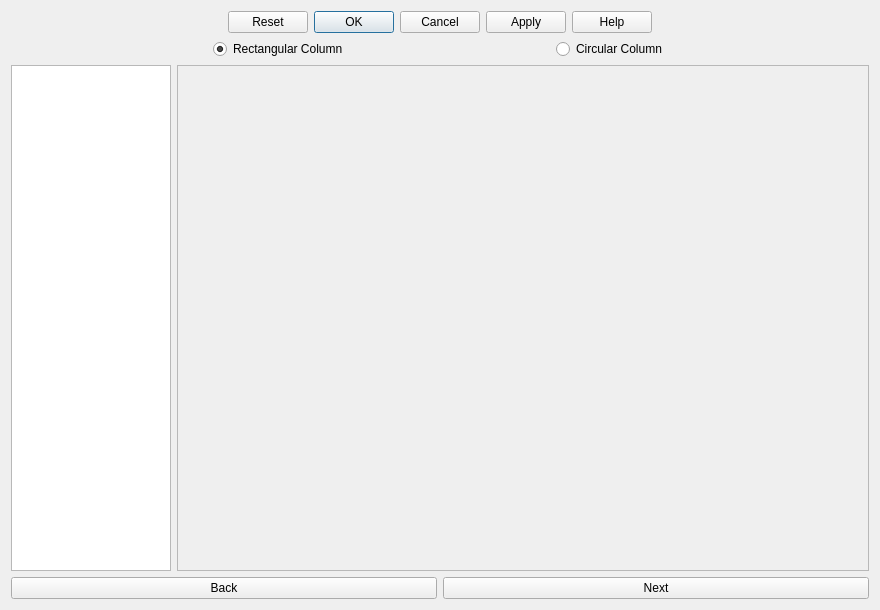
First picture: the form in ColumnReinforcement/MainColumnReinforcement.ui, repository amrit3701/FreeCAD-Reinforcement, before the edit.
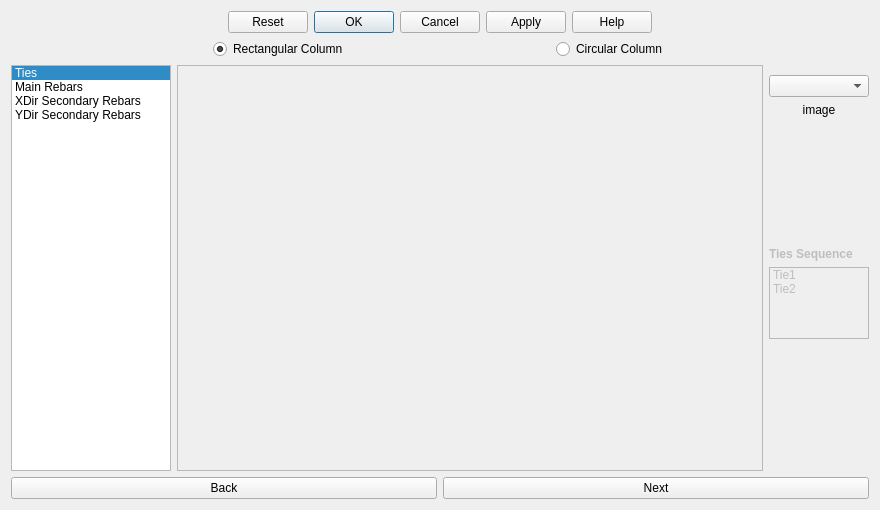
Second picture: the form after the edit. Custom widgets are drawn as their Qt base class.

Commit message:
Fix stylesheet issue in column reinforcement dialog
And refactor gui of column reinforcement

```diff
--- a/ColumnReinforcement/MainColumnReinforcement.ui
+++ b/ColumnReinforcement/MainColumnReinforcement.ui
@@ -7,7 +7,7 @@
     <x>0</x>
     <y>0</y>
     <width>880</width>
-    <height>610</height>
+    <height>510</height>
    </rect>
   </property>
   <property name="sizePolicy">
@@ -26,56 +26,15 @@
    <string>Dialog</string>
   </property>
   <layout class="QGridLayout" name="gridLayout">
-   <item row="2" column="0">
-    <layout class="QHBoxLayout" name="listStackedWidgetHorizontalLayout">
-     <property name="sizeConstraint">
-      <enum>QLayout::SetDefaultConstraint</enum>
+   <item row="0" column="0">
+    <widget class="QDialogButtonBox" name="standardButtonBox">
+     <property name="standardButtons">
+      <set>QDialogButtonBox::Apply|QDialogButtonBox::Cancel|QDialogButtonBox::Help|QDialogButtonBox::Ok|QDialogButtonBox::Reset</set>
      </property>
-     <item>
-      <widget class="QListWidget" name="rebars_listWidget">
-       <property name="enabled">
+     <property name="centerButtons">
         <bool>true</bool>
        </property>
-       <property name="sizePolicy">
-        <sizepolicy hsizetype="Preferred" vsizetype="Preferred">
-         <horstretch>0</horstretch>
-         <verstretch>0</verstretch>
-        </sizepolicy>
-       </property>
-       <property name="minimumSize">
-        <size>
-         <width>160</width>
-         <height>0</height>
-        </size>
-       </property>
-       <property name="horizontalScrollBarPolicy">
-        <enum>Qt::ScrollBarAsNeeded</enum>
-       </property>
-       <property name="sizeAdjustPolicy">
-        <enum>QAbstractScrollArea::AdjustToContents</enum>
-       </property>
-       <property name="currentRow">
-        <number>-1</number>
-       </property>
-      </widget>
-     </item>
-     <item>
-      <widget class="QStackedWidget" name="rebars_stackedWidget">
-       <property name="sizePolicy">
-        <sizepolicy hsizetype="Expanding" vsizetype="Expanding">
-         <horstretch>0</horstretch>
-         <verstretch>0</verstretch>
-        </sizepolicy>
-       </property>
-       <property name="frameShape">
-        <enum>QFrame::StyledPanel</enum>
-       </property>
-       <property name="currentIndex">
-        <number>-1</number>
-       </property>
-      </widget>
-     </item>
-    </layout>
+    </widget>
    </item>
    <item row="1" column="0">
     <layout class="QHBoxLayout" name="columnTypeHorizontalLayout">
@@ -158,16 +117,6 @@
      </item>
     </layout>
    </item>
-   <item row="0" column="0">
-    <widget class="QDialogButtonBox" name="standardButtonBox">
-     <property name="standardButtons">
-      <set>QDialogButtonBox::Apply|QDialogButtonBox::Cancel|QDialogButtonBox::Help|QDialogButtonBox::Ok|QDialogButtonBox::Reset</set>
-     </property>
-     <property name="centerButtons">
-      <bool>true</bool>
-     </property>
-    </widget>
-   </item>
    <item row="3" column="0">
     <layout class="QHBoxLayout" name="nextBackButtonHorizontalLayout">
      <item>
@@ -186,6 +135,209 @@
      </item>
     </layout>
    </item>
+   <item row="2" column="0">
+    <layout class="QHBoxLayout" name="listStackedWidgetHorizontalLayout" stretch="0,1,0">
+     <property name="sizeConstraint">
+      <enum>QLayout::SetDefaultConstraint</enum>
+     </property>
+     <item>
+      <widget class="QListWidget" name="rebars_listWidget">
+       <property name="enabled">
+        <bool>true</bool>
+       </property>
+       <property name="sizePolicy">
+        <sizepolicy hsizetype="Preferred" vsizetype="Preferred">
+         <horstretch>0</horstretch>
+         <verstretch>0</verstretch>
+        </sizepolicy>
+       </property>
+       <property name="minimumSize">
+        <size>
+         <width>160</width>
+         <height>0</height>
+        </size>
+       </property>
+       <property name="horizontalScrollBarPolicy">
+        <enum>Qt::ScrollBarAsNeeded</enum>
+       </property>
+       <property name="sizeAdjustPolicy">
+        <enum>QAbstractScrollArea::AdjustToContents</enum>
+       </property>
+       <property name="currentRow">
+        <number>0</number>
+       </property>
+       <item>
+        <property name="text">
+         <string>Ties</string>
+        </property>
+       </item>
+       <item>
+        <property name="text">
+         <string>Main Rebars</string>
+        </property>
+       </item>
+       <item>
+        <property name="text">
+         <string>XDir Secondary Rebars</string>
+        </property>
+       </item>
+       <item>
+        <property name="text">
+         <string>YDir Secondary Rebars</string>
+        </property>
+       </item>
+      </widget>
+     </item>
+     <item>
+      <widget class="QStackedWidget" name="rebars_stackedWidget">
+       <property name="sizePolicy">
+        <sizepolicy hsizetype="Expanding" vsizetype="Expanding">
+         <horstretch>0</horstretch>
+         <verstretch>0</verstretch>
+        </sizepolicy>
+       </property>
+       <property name="frameShape">
+        <enum>QFrame::StyledPanel</enum>
+       </property>
+       <property name="currentIndex">
+        <number>-1</number>
+       </property>
+      </widget>
+     </item>
+     <item>
+      <layout class="QVBoxLayout" name="ties_configurationLayout">
+       <item>
+        <spacer name="verticalSpacer_3">
+         <property name="orientation">
+          <enum>Qt::Vertical</enum>
+         </property>
+         <property name="sizeType">
+          <enum>QSizePolicy::Preferred</enum>
+         </property>
+         <property name="sizeHint" stdset="0">
+          <size>
+           <width>0</width>
+           <height>10</height>
+          </size>
+         </property>
+        </spacer>
+       </item>
+       <item>
+        <widget class="Gui::PrefComboBox" name="ties_configuration">
+         <property name="sizePolicy">
+          <sizepolicy hsizetype="Preferred" vsizetype="Preferred">
+           <horstretch>0</horstretch>
+           <verstretch>0</verstretch>
+          </sizepolicy>
+         </property>
+         <property name="prefEntry" stdset="0">
+          <cstring></cstring>
+         </property>
+         <property name="prefPath" stdset="0">
+          <cstring></cstring>
+         </property>
+        </widget>
+       </item>
+       <item>
+        <widget class="QLabel" name="image">
+         <property name="sizePolicy">
+          <sizepolicy hsizetype="Expanding" vsizetype="Expanding">
+           <horstretch>0</horstretch>
+           <verstretch>0</verstretch>
+          </sizepolicy>
+         </property>
+         <property name="text">
+          <string>image</string>
+         </property>
+         <property name="alignment">
+          <set>Qt::AlignHCenter|Qt::AlignTop</set>
+         </property>
+        </widget>
+       </item>
+       <item>
+        <spacer name="verticalSpacer_2">
+         <property name="orientation">
+          <enum>Qt::Vertical</enum>
+         </property>
+         <property name="sizeType">
+          <enum>QSizePolicy::Preferred</enum>
+         </property>
+         <property name="sizeHint" stdset="0">
+          <size>
+           <width>0</width>
+           <height>5</height>
+          </size>
+         </property>
+        </spacer>
+       </item>
+       <item>
+        <widget class="QLabel" name="ties_sequenceLabel">
+         <property name="enabled">
+          <bool>false</bool>
+         </property>
+         <property name="font">
+          <font>
+           <weight>75</weight>
+           <bold>true</bold>
+          </font>
+         </property>
+         <property name="toolTip">
+          <string>Adjust by dragging items</string>
+         </property>
+         <property name="text">
+          <string>Ties Sequence</string>
+         </property>
+        </widget>
+       </item>
+       <item>
+        <widget class="QListWidget" name="ties_sequenceListWidget">
+         <property name="enabled">
+          <bool>false</bool>
+         </property>
+         <property name="sizePolicy">
+          <sizepolicy hsizetype="Expanding" vsizetype="Preferred">
+           <horstretch>0</horstretch>
+           <verstretch>0</verstretch>
+          </sizepolicy>
+         </property>
+         <property name="sizeAdjustPolicy">
+          <enum>QAbstractScrollArea::AdjustToContents</enum>
+         </property>
+         <property name="dragDropMode">
+          <enum>QAbstractItemView::InternalMove</enum>
+         </property>
+         <property name="currentRow">
+          <number>-1</number>
+         </property>
+         <item>
+          <property name="text">
+           <string>Tie1</string>
+          </property>
+         </item>
+         <item>
+          <property name="text">
+           <string>Tie2</string>
+          </property>
+         </item>
+        </widget>
+       </item>
+       <item>
+        <spacer name="verticalSpacer">
+         <property name="orientation">
+          <enum>Qt::Vertical</enum>
+         </property>
+         <property name="sizeHint" stdset="0">
+          <size>
+           <width>0</width>
+           <height>0</height>
+          </size>
+         </property>
+        </spacer>
+       </item>
+      </layout>
+     </item>
+    </layout>
+   </item>
   </layout>
  </widget>
  <customwidgets>
@@ -194,6 +346,11 @@
    <extends>QRadioButton</extends>
    <header>Gui/PrefWidgets.h</header>
   </customwidget>
+  <customwidget>
+   <class>Gui::PrefComboBox</class>
+   <extends>QComboBox</extends>
+   <header>Gui/PrefWidgets.h</header>
+  </customwidget>
  </customwidgets>
  <resources/>
  <connections/>
```
Left out of the diff: 9 changed lines with no effect on the pictures. Lines whose indentation alone changed are shown as unchanged. The commit also changes 6 other files.
